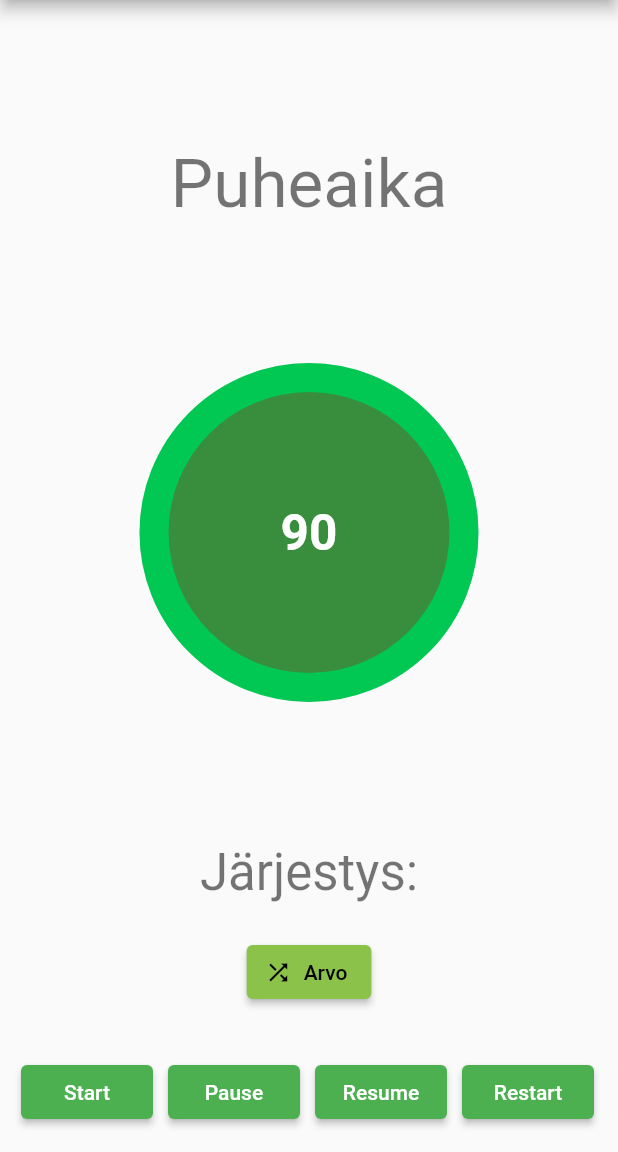
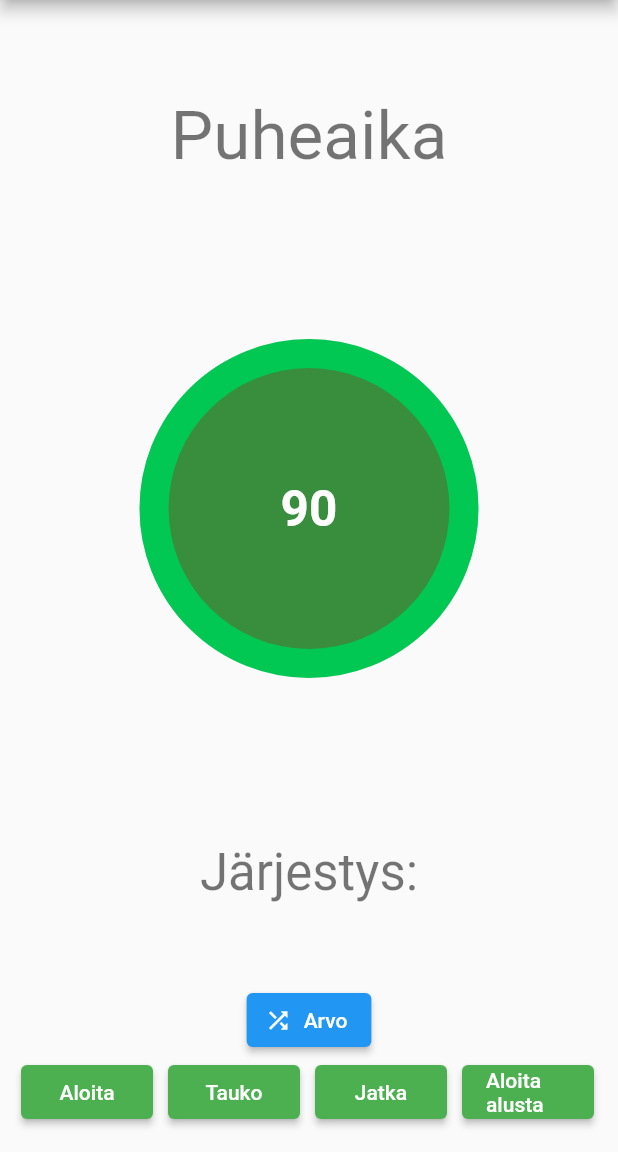
Before and after one commit to areee/flutter_participants_lottery, a Flutter app: the screen it shows after launch, on a phone screen of 412 x 824 dp, the part 84-1236 px from its top. Run offline on Flutter 3.47's test engine with Material 2 defaults, Android fonts, the phone set to English and light mode, and no system bars; drawn by our look-alikes of circular_countdown_timer; our stand-ins replace shared_preferences; missing offline and left inert: emoji_alert.

Commit message:
Add system-based dark mode, add paddings between widgets & localize the FABs into Finnish

```diff
--- a/lib/main.dart
+++ b/lib/main.dart
@@ -13,8 +13,10 @@ class MyApp extends StatelessWidget {
       debugShowCheckedModeBanner: false,
       title: 'Osallistujien arvonta',
       theme: ThemeData(
-        primarySwatch: Colors.lightGreen,
-      ),
+          brightness: Brightness.light, primaryColor: Colors.lightGreen),
+      // Provide light theme
+      darkTheme: ThemeData(
+          brightness: Brightness.dark, primaryColor: Colors.lightGreen),
       home: MyHomePage(title: 'Osallistujien arvonta'),
     );
   }
@@ -126,11 +128,16 @@ class _MyHomePageState extends State<MyHomePage> {
         child: Column(
           mainAxisAlignment: MainAxisAlignment.center,
           children: <Widget>[
-            Text(
+            Padding(
+              padding: const EdgeInsets.all(8.0),
+              child: Text(
                 'Puheaika',
                 style: Theme.of(context).textTheme.headline3,
               ),
-            CircularCountDownTimer(
+            ),
+            Padding(
+              padding: const EdgeInsets.all(8.0),
+              child: CircularCountDownTimer(
                 width: MediaQuery.of(context).size.width / 2,
                 height: MediaQuery.of(context).size.height / 2,
                 duration: _duration,
@@ -157,21 +164,30 @@ class _MyHomePageState extends State<MyHomePage> {
                   print('Countdown Started');
                 },
                 onComplete: () => EmojiAlert(
-                  description:  Column(
+                    description: Column(
                   children: [
                     Text("Aika loppui"),
                   ],
                 )).displayAlert(context),
               ),
-            Text(
+            ),
+            Padding(
+              padding: const EdgeInsets.all(8.0),
+              child: Text(
                 'Järjestys:',
                 style: Theme.of(context).textTheme.headline4,
               ),
-            Text(
+            ),
+            Padding(
+              padding: const EdgeInsets.all(8.0),
+              child: Text(
                 '$_participantNames',
                 style: Theme.of(context).textTheme.headline6,
               ),
-            ElevatedButton.icon(
+            ),
+            Padding(
+              padding: const EdgeInsets.all(8.0),
+              child: ElevatedButton.icon(
                   onPressed: () {
                     _runLottery();
                   },
@@ -179,7 +195,8 @@ class _MyHomePageState extends State<MyHomePage> {
                     Icons.shuffle,
                     size: 18,
                   ),
-                label: Text("Arvo"))
+                  label: Text("Arvo")),
+            )
           ],
         ),
       ),
@@ -190,22 +207,22 @@ class _MyHomePageState extends State<MyHomePage> {
             width: 30,
           ),
           _button(
-              title: "Start", onPressed: () => _countDownController.start()),
+              title: "Aloita", onPressed: () => _countDownController.start()),
           SizedBox(
             width: 10,
           ),
           _button(
-              title: "Pause", onPressed: () => _countDownController.pause()),
+              title: "Tauko", onPressed: () => _countDownController.pause()),
           SizedBox(
             width: 10,
           ),
           _button(
-              title: "Resume", onPressed: () => _countDownController.resume()),
+              title: "Jatka", onPressed: () => _countDownController.resume()),
           SizedBox(
             width: 10,
           ),
           _button(
-              title: "Restart",
+              title: "Aloita alusta",
               onPressed: () =>
                   _countDownController.restart(duration: _duration))
         ],
```
Lines whose indentation alone changed are shown as unchanged.
